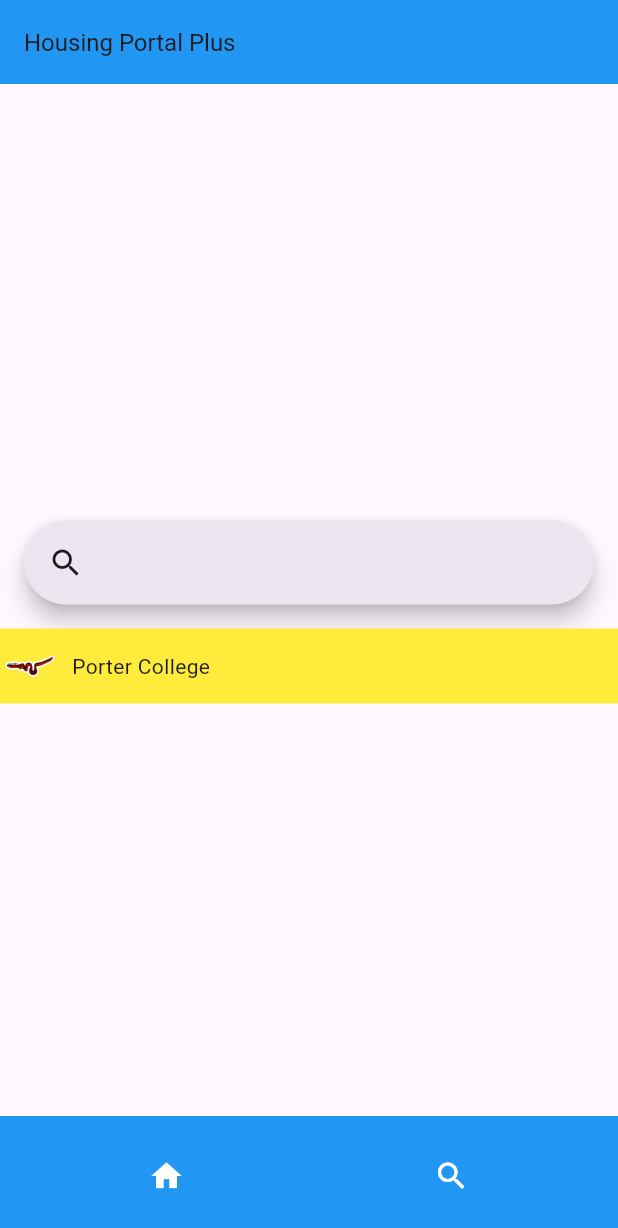
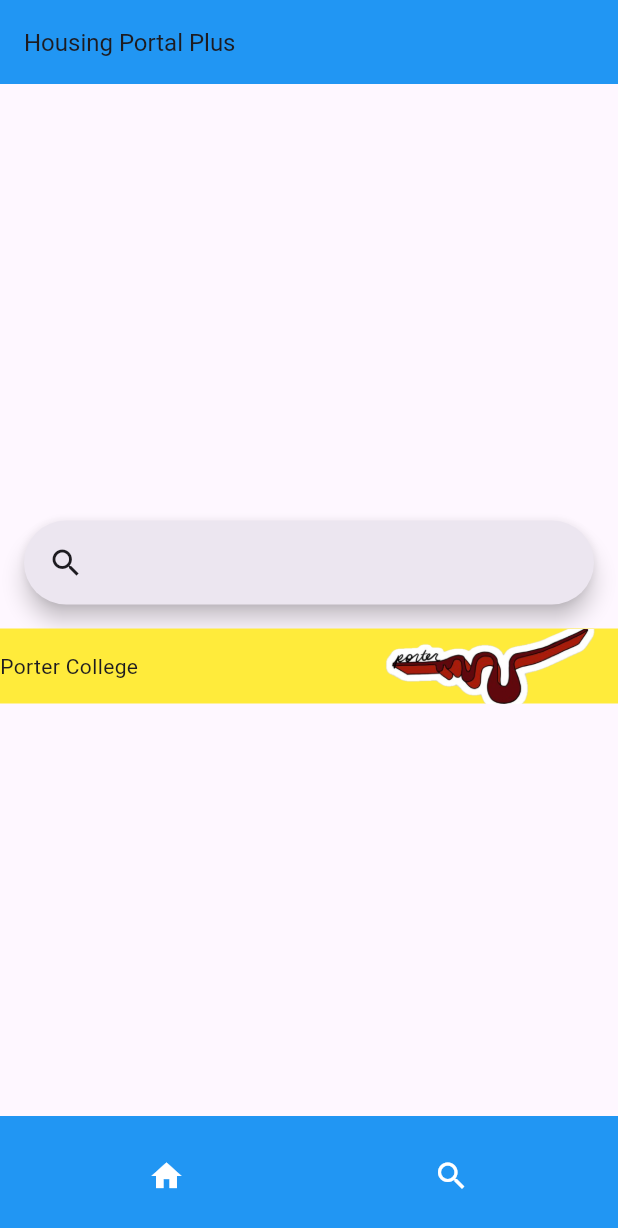
Before and after one commit to AndrewDMoreno00/Housing-Portal-Plus, a Flutter app: the screen it shows after launch, on a phone screen of 412 x 824 dp. Shown: the top 1228 px of the screen. Run offline on Flutter 3.47's test engine with Material 3 defaults, Android fonts, the phone set to English and light mode, and no system bars.

Commit message:
add image to button

```diff
--- a/lib/Screens/home_screen.dart
+++ b/lib/Screens/home_screen.dart
@@ -89,21 +89,21 @@ class HomeScreen extends StatelessWidget {
               },
               child: SizedBox(
                 height: 50,
-                width: 750,
+                width: 650,
                 child: Container(
                   decoration: BoxDecoration(
                     color: Colors.yellow
                   ),
                   child: Row(
+                    mainAxisAlignment: MainAxisAlignment.spaceBetween,
                     children: [
+                      Text('Porter College'),
                       Image.asset(
                         'assets/squiggle.jpg',
-                        height: 40,
-                        width: 40,
+                        height: 300,
+                        width: 170,
                         fit: BoxFit.cover,
                       ),
-                      const SizedBox(width: 8),
-                      Text('Porter College'),
                     ]
                   )
                 ),
```
